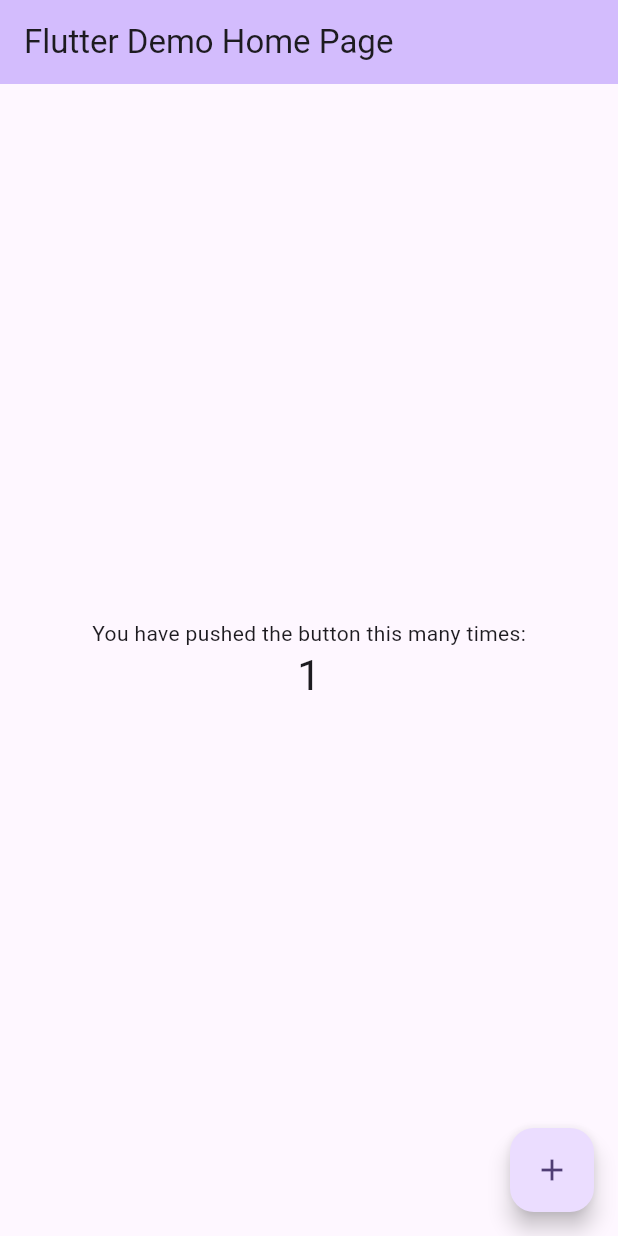
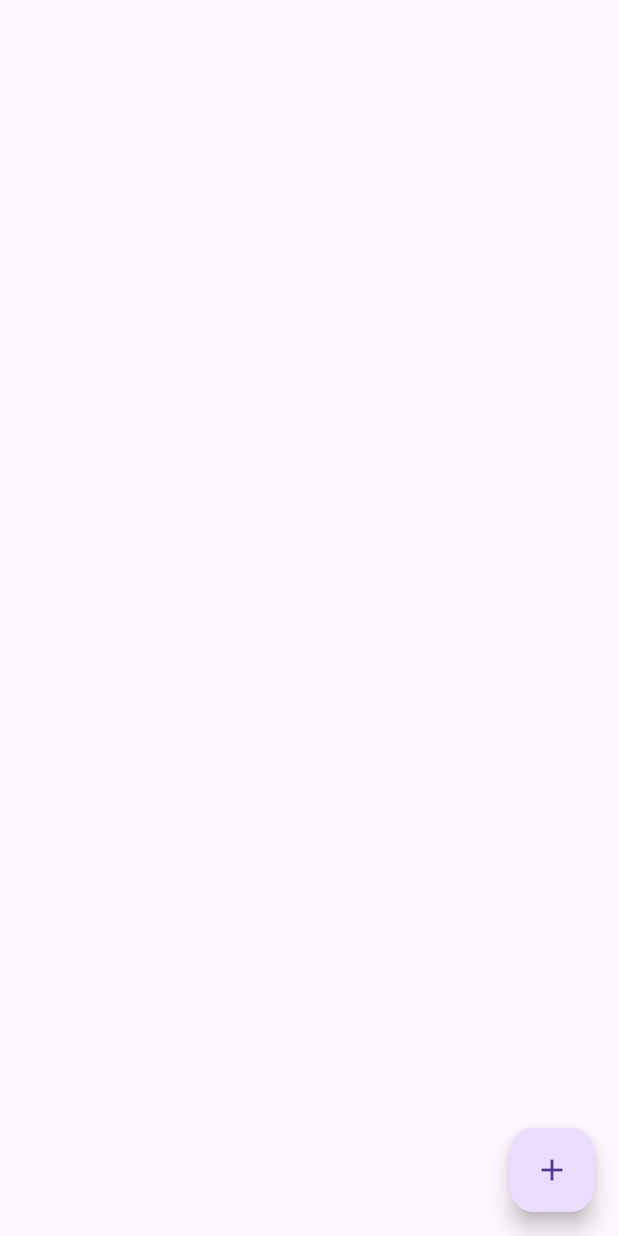
Before and after one commit to pretodev/nice_app, a Flutter app: the screen it shows after launch, after a tap on the "add" icon, on a phone screen of 412 x 824 dp. Run offline on Flutter 3.47's test engine with Material 3 defaults, Android fonts, the phone set to English and light mode, and no system bars; our stand-ins replace cloud_firestore; accounts and stored records are empty.

Commit message:
feat: add training editor view and update iOS configuration
- Add new TrainingEditorView widget for managing training sessions
- Update iOS platform version to 15.0 in Podfile
- Configure CocoaPods integration in Xcode project
- Remove default widget test file
- Simplify main app structure to use new TrainingEditorView

```diff
--- a/lib/main.dart
+++ b/lib/main.dart
@@ -1,67 +1,18 @@
 import 'package:flutter/material.dart';
+import 'package:nice/trainning/ui/training_editor_view.dart';
 
 void main() {
-  runApp(const MyApp());
+  runApp(const MainApp());
 }
 
-class MyApp extends StatelessWidget {
-  const MyApp({super.key});
+class MainApp extends StatelessWidget {
+  const MainApp({super.key});
 
   @override
   Widget build(BuildContext context) {
     return MaterialApp(
-      title: 'Flutter Demo',
-      theme: ThemeData(
-        colorScheme: ColorScheme.fromSeed(seedColor: Colors.deepPurple),
-      ),
-      home: const MyHomePage(title: 'Flutter Demo Home Page'),
+      title: 'Nice',
+      home: TrainingEditorView(),
     );
   }
 }
-
-class MyHomePage extends StatefulWidget {
-  const MyHomePage({super.key, required this.title});
-
-  final String title;
-
-  @override
-  State<MyHomePage> createState() => _MyHomePageState();
-}
-
-class _MyHomePageState extends State<MyHomePage> {
-  int _counter = 0;
-
-  void _incrementCounter() {
-    setState(() {
-      _counter++;
-    });
-  }
-
-  @override
-  Widget build(BuildContext context) {
-    return Scaffold(
-      appBar: AppBar(
-        backgroundColor: Theme.of(context).colorScheme.inversePrimary,
-
-        title: Text(widget.title),
-      ),
-      body: Center(
-        child: Column(
-          mainAxisAlignment: MainAxisAlignment.center,
-          children: <Widget>[
-            const Text('You have pushed the button this many times:'),
-            Text(
-              '$_counter',
-              style: Theme.of(context).textTheme.headlineMedium,
-            ),
-          ],
-        ),
-      ),
-      floatingActionButton: FloatingActionButton(
-        onPressed: _incrementCounter,
-        tooltip: 'Increment',
-        child: const Icon(Icons.add),
-      ),
-    );
-  }
-}
--- /dev/null
+++ b/lib/trainning/ui/training_editor_view.dart
@@ -0,0 +1,24 @@
+import 'package:flutter/material.dart';
+import 'package:nice/trainning/data/training.dart';
+
+class TrainingEditorView extends StatefulWidget {
+  const TrainingEditorView({super.key});
+
+  @override
+  State<TrainingEditorView> createState() => _TrainingEditorViewState();
+}
+
+class _TrainingEditorViewState extends State<TrainingEditorView> {
+  final Training _training = Training();
+
+  @override
+  Widget build(BuildContext context) {
+    return Scaffold(
+      floatingActionButton: FloatingActionButton(
+        onPressed: () {},
+        tooltip: 'Add training',
+        child: Icon(Icons.add),
+      ),
+    );
+  }
+}
```
Also changed, not shown: 5 other files.
